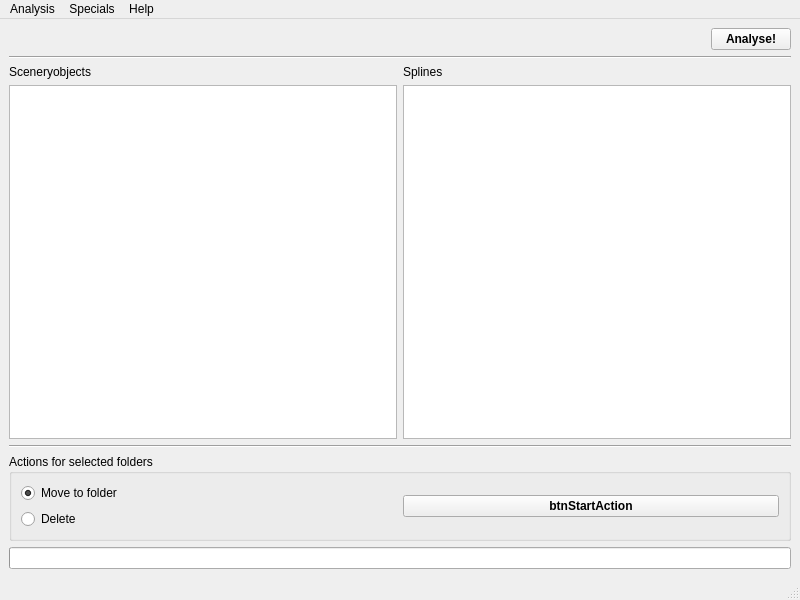
Above: OTModules/wcleanup.ui from pietr26/OMSI-Tools before the change. Below: the same form after it.
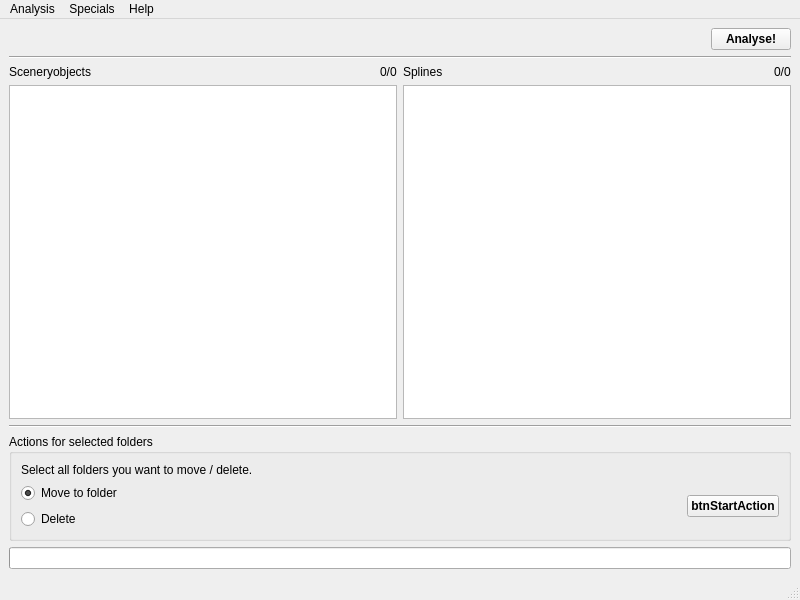
That is the form after the change. Icons and pictures are not drawn.

Commit message: Changed way of processing files

```diff
--- a/OTModules/wcleanup.ui
+++ b/OTModules/wcleanup.ui
@@ -64,6 +64,8 @@
       <item>
        <layout class="QVBoxLayout" name="verticalLayout">
         <item>
+         <layout class="QHBoxLayout" name="horizontalLayout_5">
+          <item>
          <widget class="QLabel" name="lblObjects">
           <property name="text">
            <string>Sceneryobjects</string>
@@ -71,6 +73,21 @@
          </widget>
         </item>
         <item>
+           <widget class="QLabel" name="lblObjectCount">
+            <property name="sizePolicy">
+             <sizepolicy hsizetype="Maximum" vsizetype="Preferred">
+              <horstretch>0</horstretch>
+              <verstretch>0</verstretch>
+             </sizepolicy>
+            </property>
+            <property name="text">
+             <string notr="true">0/0</string>
+            </property>
+           </widget>
+          </item>
+         </layout>
+        </item>
+        <item>
          <widget class="QListWidget" name="lwgObjects">
           <property name="selectionMode">
            <enum>QAbstractItemView::ExtendedSelection</enum>
@@ -82,6 +99,8 @@
       <item>
        <layout class="QVBoxLayout" name="verticalLayout_2">
         <item>
+         <layout class="QHBoxLayout" name="horizontalLayout_4">
+          <item>
          <widget class="QLabel" name="lblSplines">
           <property name="text">
            <string>Splines</string>
@@ -89,6 +108,21 @@
          </widget>
         </item>
         <item>
+           <widget class="QLabel" name="lblSplineCount">
+            <property name="sizePolicy">
+             <sizepolicy hsizetype="Maximum" vsizetype="Preferred">
+              <horstretch>0</horstretch>
+              <verstretch>0</verstretch>
+             </sizepolicy>
+            </property>
+            <property name="text">
+             <string notr="true">0/0</string>
+            </property>
+           </widget>
+          </item>
+         </layout>
+        </item>
+        <item>
          <widget class="QListWidget" name="lwgSplines">
           <property name="selectionMode">
            <enum>QAbstractItemView::ExtendedSelection</enum>
@@ -111,6 +145,15 @@
       <property name="title">
        <string>Actions for selected folders</string>
       </property>
+      <layout class="QVBoxLayout" name="verticalLayout_6">
+       <item>
+        <widget class="QLabel" name="lblProcessingInfo">
+         <property name="text">
+          <string>Select all folders you want to move / delete.</string>
+         </property>
+        </widget>
+       </item>
+       <item>
       <layout class="QHBoxLayout" name="horizontalLayout_3">
        <item>
         <layout class="QVBoxLayout" name="verticalLayout_4">
@@ -135,6 +178,12 @@
        </item>
        <item>
         <widget class="QPushButton" name="btnStartAction">
+           <property name="sizePolicy">
+            <sizepolicy hsizetype="Maximum" vsizetype="Fixed">
+             <horstretch>0</horstretch>
+             <verstretch>0</verstretch>
+            </sizepolicy>
+           </property>
          <property name="font">
           <font>
            <bold>true</bold>
@@ -148,6 +197,8 @@
            <normaloff>:/rec/data/icons/iconCheck.svg</normaloff>:/rec/data/icons/iconCheck.svg</iconset>
          </property>
         </widget>
+         </item>
+        </layout>
        </item>
       </layout>
      </widget>
```
Left out of the diff: 10 changed lines with no effect on the pictures. Lines whose indentation alone changed are shown as unchanged. The commit also changes 2 other files.
